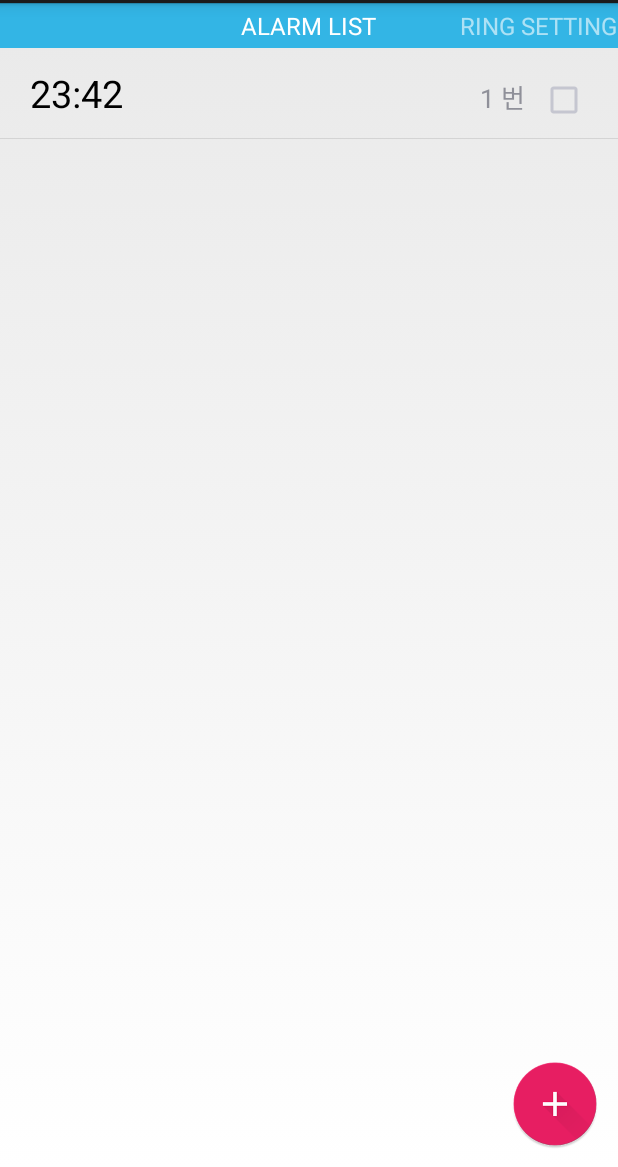
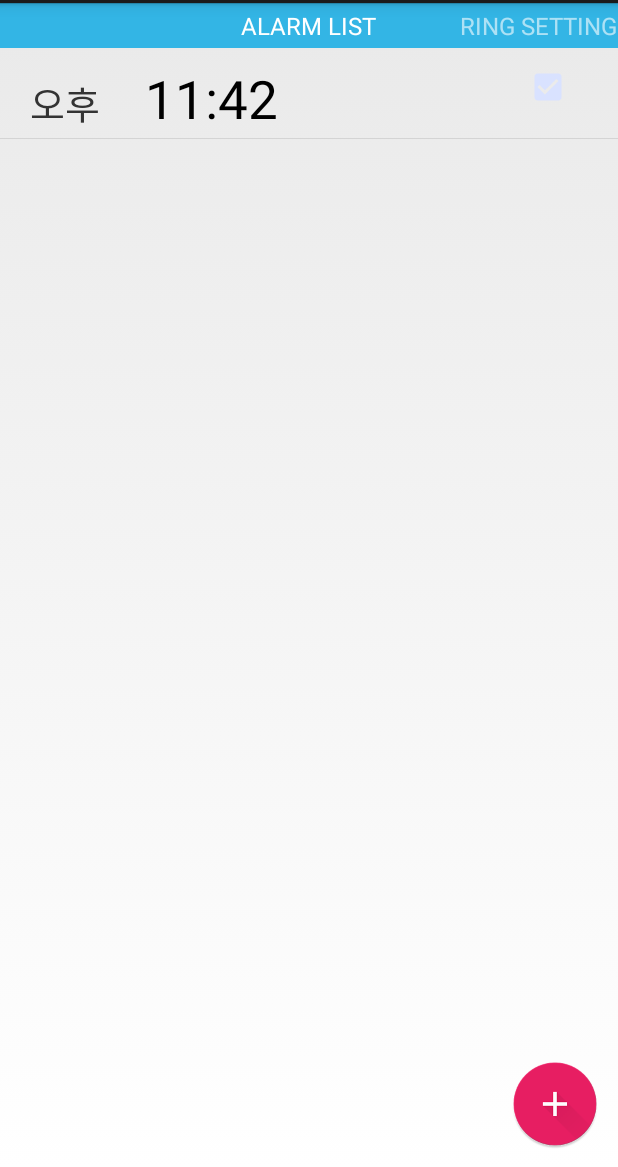
Before and after one commit to Haegon/Walarm, an Android app: the AddActivity screen opened directly, with no data from a screen before it, after a tap on "저장", on a phone screen of 412 x 824 dp, the part 69-1236 px from its top. Run offline under Robolectric (Android 15) with nearby library versions, the phone set to English and light mode, and no system bars; 1 statement that could not run was skipped.

Commit message:
오전/오후, 시간, 체크박스 넣고 db에 기록.

```diff
--- a/app/src/main/java/com/gohn/walarm/Activity/AddActivity.java
+++ b/app/src/main/java/com/gohn/walarm/Activity/AddActivity.java
@@ -4,7 +4,6 @@ import android.app.ActionBar;
 import android.app.Activity;
 import android.content.Intent;
 import android.os.Bundle;
-import android.util.Log;
 import android.view.Menu;
 import android.view.MenuItem;
 import android.widget.TimePicker;
@@ -46,7 +45,7 @@ public class AddActivity extends Activity {
         switch (id) {
             case R.id.action_save:
                 TimePicker time = (TimePicker)findViewById(R.id.timePicker);
-                Alarm a = new Alarm(time.getCurrentHour()+":"+time.getCurrentMinute(),0,true);
+                Alarm a = new Alarm(time.getCurrentHour()/12,time.getCurrentHour()%12,time.getCurrentMinute(),1);
                 AlarmDBMgr.getInstance(this).addAlarm(a);
                 GoHome();
                 return true;
--- a/app/src/main/java/com/gohn/walarm/Adapter/AlarmListAdapter.java
+++ b/app/src/main/java/com/gohn/walarm/Adapter/AlarmListAdapter.java
@@ -5,6 +5,7 @@ import android.view.LayoutInflater;
 import android.view.View;
 import android.view.ViewGroup;
 import android.widget.BaseAdapter;
+import android.widget.CheckBox;
 
 import com.gohn.walarm.Extention.TextViewEx;
 import com.gohn.walarm.Model.Alarm;
@@ -23,8 +24,9 @@ public class AlarmListAdapter extends BaseAdapter {
     String word;
 
     class ViewHolder {
-        TextViewEx mNameTv;
-        TextViewEx mNumbersTv;
+        TextViewEx mAfternoon;
+        TextViewEx mTime;
+        CheckBox mCheckBox;
     }
 
     public AlarmListAdapter(Context context, ArrayList<Alarm> data, String w) {
@@ -69,27 +71,60 @@ public class AlarmListAdapter extends BaseAdapter {
     }
 
     @Override
-    public View getView(int position, View convertView, ViewGroup parent) {
+    public View getView(final int position, View convertView, ViewGroup parent) {
         // TODO Auto-generated method stub
 
         View itemLayout = convertView;
-        ViewHolder viewHolder = null;
+        final ViewHolder viewHolder;// = null;
 
         if (itemLayout == null) {
             itemLayout = mLayout.inflate(R.layout.alarm_list, null);
 
             viewHolder = new ViewHolder();
 
-            viewHolder.mNameTv = (TextViewEx) itemLayout.findViewById(R.id.alarm_name_text);
-            viewHolder.mNumbersTv = (TextViewEx) itemLayout.findViewById(R.id.alarm_numbers_text);
+            viewHolder.mAfternoon = (TextViewEx) itemLayout.findViewById(R.id.alarm_afternoon);
+            viewHolder.mTime = (TextViewEx) itemLayout.findViewById(R.id.alarm_time);
+            viewHolder.mCheckBox = (CheckBox) itemLayout.findViewById(R.id.cbAlarm);
 
             itemLayout.setTag(viewHolder);
         } else {
             viewHolder = (ViewHolder) itemLayout.getTag();
         }
 
-        viewHolder.mNameTv.setText(mData.get(position).AlarmTime.toString());
-        viewHolder.mNumbersTv.setText(mData.get(position).No + " " + word);
+        // 오전오후 표시하기
+        if ( mData.get(position).Afternoon == 1 ) {
+            viewHolder.mAfternoon.setText("오후");
+        } else {
+            viewHolder.mAfternoon.setText("오전");
+        }
+
+        // 시간 그리기
+        String nowTime = mData.get(position).Hour + ":" + mData.get(position).Minute;
+        viewHolder.mTime.setText(nowTime);
+
+        // 체크 박스 표시
+        if ( mData.get(position).IsOn == 1 ) {
+            viewHolder.mCheckBox.setChecked(true);
+        } else {
+            viewHolder.mCheckBox.setChecked(false);
+        }
+
+        // 체크 박스 변경 될 때마다 리스너에서 db에 업데이트
+        viewHolder.mCheckBox.setOnClickListener(new View.OnClickListener() {
+
+            //please note that objPlace, position and holder must be declared
+            //as final inside the getView() function scope.
+            @Override
+            public void onClick(View arg0) {
+                final boolean isChecked = viewHolder.mCheckBox.isChecked();
+                if (isChecked){
+                    mData.get(position).On();
+                }else{
+                    mData.get(position).Off();
+                }
+            }
+        });
+
         return itemLayout;
     }
 }
--- a/app/src/main/java/com/gohn/walarm/Manager/AlarmDBMgr.java
+++ b/app/src/main/java/com/gohn/walarm/Manager/AlarmDBMgr.java
@@ -1,11 +1,13 @@
 package com.gohn.walarm.Manager;
 
-import com.gohn.walarm.Model.Alarm;
-import java.util.ArrayList;
 import android.content.ContentValues;
 import android.content.Context;
 import android.database.Cursor;
 import android.database.sqlite.SQLiteDatabase;
+
+import com.gohn.walarm.Model.Alarm;
+
+import java.util.ArrayList;
 
 /**
  * Created by HaegonKoh on 2015. 6. 22..
@@ -15,8 +17,10 @@ public class AlarmDBMgr {
     public static final String DB_NAME = "Alarms.db";
     public static final String TABLE_NAME = "Alarms";
 
-    public static final String TIME = "time";
-    public static final String ISON = "type";
+    public static final String NOON = "afternoon";
+    public static final String HOUR = "hour";
+    public static final String MIN = "minute";
+    public static final String ISON = "ison";
  //   public static final String WORD = "word";
  //  public static final String MEANING = "meaning";
 
@@ -35,6 +39,10 @@ public class AlarmDBMgr {
         return mDBManager;
     }
 
+    public static AlarmDBMgr getInstance() {
+        return mDBManager;
+    }
+
     private AlarmDBMgr(Context context) {
         mContext = context;
         mDatabase = context.openOrCreateDatabase(DB_NAME, Context.MODE_PRIVATE, null);
@@ -42,7 +50,9 @@ public class AlarmDBMgr {
         mDatabase.execSQL(
                 "CREATE TABLE IF NOT EXISTS " + TABLE_NAME +
                         "(" + "_id INTEGER PRIMARY KEY AUTOINCREMENT," +
-                        TIME + " timestamp," +
+                        NOON + " INTEGER," +
+                        HOUR + " INTEGER," +
+                        MIN + " INTEGER," +
                         ISON + " INTEGER);");
     }
 
@@ -71,120 +81,54 @@ public class AlarmDBMgr {
     public void addAlarm(Alarm alarm) {
 
         ContentValues cv = new ContentValues();
-        cv.put(AlarmDBMgr.TIME, alarm.AlarmTime);
-        cv.put(AlarmDBMgr.ISON, true);
+        cv.put(AlarmDBMgr.NOON, alarm.Afternoon);
+        cv.put(AlarmDBMgr.HOUR, alarm.Hour);
+        cv.put(AlarmDBMgr.MIN, alarm.Minute);
+        cv.put(AlarmDBMgr.ISON, alarm.IsOn);
         insert(cv);
     }
 
-
-//    public ArrayList<WordSet> getWordsSet(String group, String type) {
-//
-//        String query;
-//        int count = getWordsCount(group, type);
-//
-//        ArrayList<WordSet> groups = new ArrayList<WordSet>();
-//
-//        for (int i = 0; i < count / 100 + 1; i++) {
-//            Cursor c;
-//            int limit = 100;
-//
-//            if (i == count / 100)
-//                limit = count - (count / 100) * i;
-//
-//            if (type.equals(WordType.NONE)) {
-//                query = String.format("select groupName, type, word, meaning from Words where groupName=? limit %d offset %d", limit, i * 100);
-//                c = rawQuery(query, new String[] { group });
-//            } else {
-//                query = String.format("select groupName, type, word, meaning from Words where groupName=? and type=? limit %d offset %d", limit, i * 100);
-//                c = rawQuery(query, new String[] { group, type });
-//            }
-//
-//            if (c != null) {
-//                while (c.moveToNext()) {
-//                    WordSet vg = new WordSet();
-//                    vg.Group = c.getString(0);
-//                    vg.Type = c.getString(1);
-//                    vg.Word = c.getString(2);
-//                    vg.Meaning = c.getString(3);
-//                    groups.add(vg);
-//                }
-//            }
-//        }
-//        return groups;
-//    }
-
-//    public int getWordsCount(String group, String type) {
-//
-//        Cursor c;
-//
-//        if (type.equals(WordType.NONE)) {
-//            c = query(new String[] { "count(*)" }, WordsDBMgr.GROUP + "=? ", new String[] { group }, null, null, null);
-//        } else
-//            c = query(new String[] { "count(*)" }, WordsDBMgr.GROUP + "=? and " + WordsDBMgr.TYPE + "=? ", new String[] { group, type }, null, null, null);
-//
-//        int number = 0;
-//
-//        if (c != null) {
-//            while (c.moveToNext()) {
-//                number = c.getInt(0);
-//            }
-//        }
-//        return number;
-//    }
-
-//    public String[] getColumns() {
-//        return new String[] { WordsDBMgr.GROUP, WordsDBMgr.TYPE, WordsDBMgr.WORD, WordsDBMgr.MEANING };
-//    }
-
-//    public void addWordsToDB(String group, ArrayList<WordSet> set) {
-//
-//        for (int i = 0; i < set.size(); i++) {
-//
-//            WordSet word = set.get(i);
-//
-//            if (word.Type.trim().equals("") || word.Word.trim().equals("") || word.Meaning.trim().equals(""))
-//                continue;
-//
-//            ContentValues cv = new ContentValues();
-//            cv.put(WordsDBMgr.GROUP, group);
-//            cv.put(WordsDBMgr.TYPE, word.Type);
-//            cv.put(WordsDBMgr.WORD, word.Word);
-//            cv.put(WordsDBMgr.MEANING, word.Meaning);
-//            insert(cv);
-//        }
-//    }
-
     public ArrayList<Alarm> getAlarms() {
 
-        String[] columns = new String[] { AlarmDBMgr.TIME, "count(" + AlarmDBMgr.TIME + ")" };
-        Cursor c = query(columns, null, null, AlarmDBMgr.TIME, null, null);
+        String query = String.format("select _id, afternoon, hour, minute, ison from Alarms");
+        Cursor c = rawQuery(query, null);
+
+        ArrayList<Alarm> alarmList = new ArrayList<Alarm>();
 
         if (c != null) {
-            ArrayList<Alarm> alarmList = new ArrayList<Alarm>();
-
             while (c.moveToNext()) {
                 Alarm a = new Alarm();
-                a.AlarmTime = c.getString(0);
-                a.No = c.getInt(1);
+                a.No = c.getInt(0);
+                a.Afternoon = c.getInt(1);
+                a.Hour = c.getInt(2);
+                a.Minute = c.getInt(3);
+                a.IsOn = c.getInt(4);
+
                 alarmList.add(a);
             }
-            return alarmList;
         }
-        return null;
+        return alarmList;
     }
 
-//    public ArrayList<String> getGroupNames() {
-//        String query = "select groupName from Words group by groupName";
-//        Cursor c = rawQuery(query, new String[] {});
-//
-//        if (c != null) {
-//            ArrayList<String> groups = new ArrayList<String>();
-//
-//            while (c.moveToNext()) {
-//                groups.add(c.getString(0));
-//            }
-//            return groups;
-//        }
-//        return null;
-//    }
+    public void onoffAlarm(Alarm alarm) {
+
+        ContentValues cv = new ContentValues();
+        cv.put(AlarmDBMgr.ISON, alarm.IsOn);
+        update(cv, "_id=?", new String[]{String.format("%d",alarm.No)});
+    }
+
+    public int getLastNo() {
+
+        String query = String.format("select _id from Alarms order by _id desc limit 1 ");
+        Cursor c = rawQuery(query, new String[]{});
+
+        if ( c.getCount() == 0 ) {
+            return -1;
+        }
+
+        while (c.moveToNext()) {
+            c.getInt(0);
+        }
+        return -100;
+    }
 }
--- a/app/src/main/java/com/gohn/walarm/Model/Alarm.java
+++ b/app/src/main/java/com/gohn/walarm/Model/Alarm.java
@@ -1,26 +1,43 @@
 package com.gohn.walarm.Model;
 
-import java.sql.Time;
+import com.gohn.walarm.Manager.AlarmDBMgr;
 
 /**
  * Created by Gohn on 2015. 6. 20..
  */
 public class Alarm {
 
-    public String AlarmTime;
+    public int Afternoon;
+    public int Hour;
+    public int Minute;
     public int No;
-    public boolean IsOn;
+    public int IsOn;
 
     public Alarm() {
-
-        AlarmTime = "2015-01-01";
+        Afternoon = 0;
+        Hour = 0;
+        Minute = 0;
         No = 0;
-        IsOn = false;
+        IsOn = 0;
     }
 
-    public Alarm(String alarmTime, int no, boolean ison) {
-        AlarmTime = alarmTime;
-        No = no;
+    public Alarm(int afternoon, int hour, int minute, int ison) {
+        //int lastSeq = AlarmDBMgr.getInstance().getLastNo();
+        No = AlarmDBMgr.getInstance().getLastNo() + 1;
+        Afternoon = afternoon;
+        Hour = hour;
+        Minute = minute;
         IsOn = ison;
+        //No = AlarmDBMgr.getInstance().getLastNo()+1;
+    }
+
+    public void On() {
+        IsOn = 1;
+        AlarmDBMgr.getInstance().onoffAlarm(this);
+    }
+
+    public void Off() {
+        IsOn = 0;
+        AlarmDBMgr.getInstance().onoffAlarm(this);
     }
 }
--- a/app/src/main/res/layout/alarm_list.xml
+++ b/app/src/main/res/layout/alarm_list.xml
@@ -1,35 +1,41 @@
 <?xml version="1.0" encoding="utf-8"?>
 <LinearLayout xmlns:android="http://schemas.android.com/apk/res/android"
-    android:layout_width="wrap_content"
+    android:layout_width="match_parent"
     android:layout_height="match_parent"
-    android:padding="10dp" >
+    android:padding="10dp"
+    android:weightSum="1">
 
     <com.gohn.walarm.Extention.TextViewEx
-        android:id="@+id/alarm_name_text"
-        android:layout_width="fill_parent"
+        android:id="@+id/alarm_afternoon"
+        android:layout_width="wrap_content"
         android:layout_height="40dp"
-        android:layout_weight="1"
-        android:gravity="center_vertical|left"
+        android:textSize="25dp"
+        android:gravity="center_vertical"
         android:paddingLeft="10dp"
-        android:textColor="#000"
-        android:textSize="25dp" />
+        android:text="오전"
+        android:textColor="#333"
+        android:layout_weight="0.10" />
 
     <com.gohn.walarm.Extention.TextViewEx
-        android:id="@+id/alarm_numbers_text"
-        android:layout_width="fill_parent"
+        android:id="@+id/alarm_time"
+        android:layout_width="100dp"
         android:layout_height="40dp"
-        android:layout_weight="2"
-        android:gravity="center_vertical|right"
-        android:paddingRight="10dp"
-        android:textSize="17dp" />
+        android:paddingLeft="10dp"
+        android:gravity="center_vertical"
+        android:textColor="#000"
+        android:textSize="35dp"
+        android:layout_weight="0.80" />
+
 
     <CheckBox
         android:id="@+id/cbAlarm"
         android:layout_width="wrap_content"
         android:layout_height="wrap_content"
-        android:layout_marginRight="10dp"
-        android:gravity="center_vertical|right"
         android:focusable="false"
-        android:clickable="false"/>
+        android:clickable="true"
+        android:gravity="center_vertical"
+        android:layout_alignParentRight="true"
+        android:layout_gravity="right"
+        android:layout_weight="0.10" />
 
 </LinearLayout>
```
